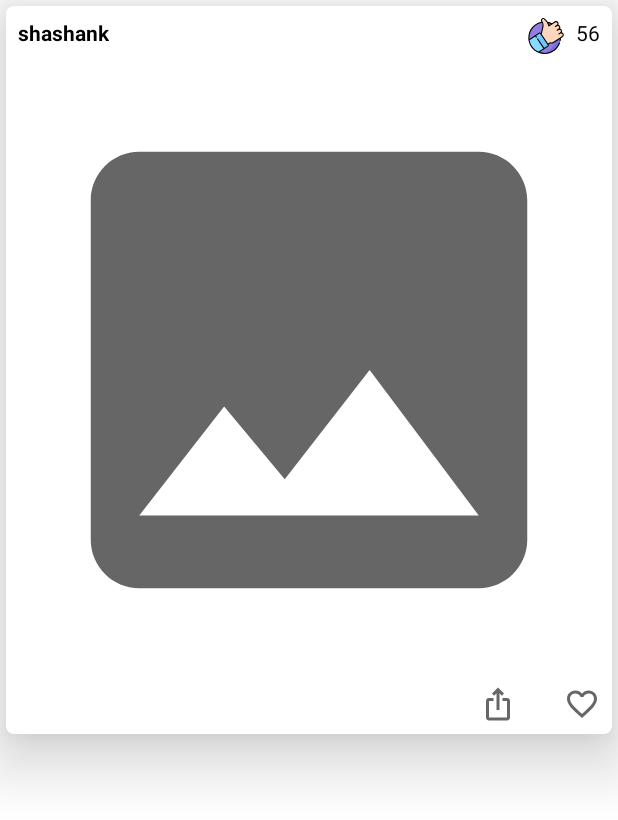
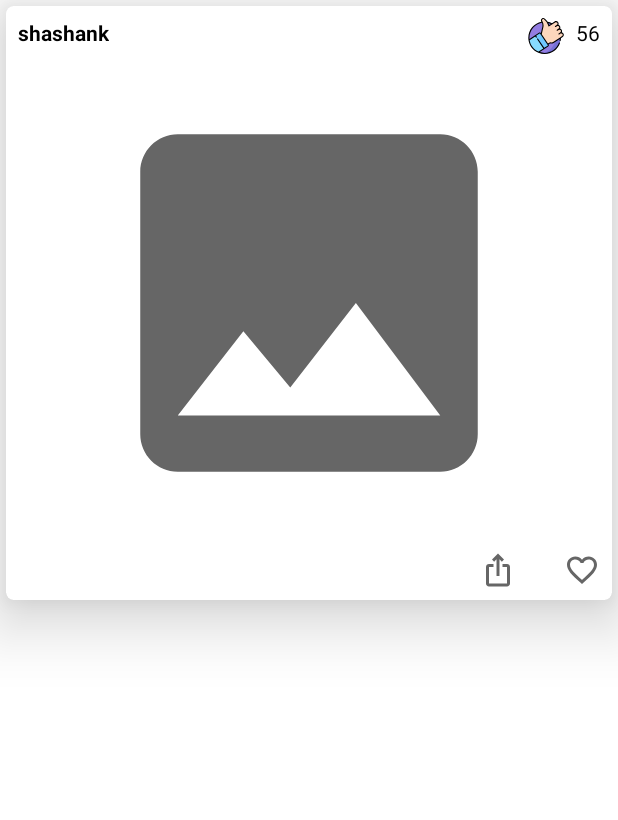
Before and after one commit to shashank5013/MeyMeys, an Android app: the layout list_item.xml on its own in the app's theme, with its tools: preview values and no code run, on a phone screen of 412 x 824 dp. Shown: the top 820 px of the screen. Run offline under Robolectric (Android 15) with nearby library versions, the phone set to English and light mode, and no system bars.

Commit message:
Recycler view state issue fixed

```diff
--- a/app/src/main/java/com/example/android/meymeys/adapter/MemeListAdapter.kt
+++ b/app/src/main/java/com/example/android/meymeys/adapter/MemeListAdapter.kt
@@ -17,7 +17,7 @@ class MemeListAdapter(private val listener: MemeClickListener) : RecyclerView.Ad
      */
     val differ=AsyncListDiffer(this,object : DiffUtil.ItemCallback<Meme>(){
         override fun areItemsTheSame(oldItem: Meme, newItem: Meme): Boolean {
-            return oldItem.postLink==newItem.postLink
+            return oldItem.url==newItem.url
         }
 
         override fun areContentsTheSame(oldItem: Meme, newItem: Meme): Boolean {
@@ -31,10 +31,11 @@ class MemeListAdapter(private val listener: MemeClickListener) : RecyclerView.Ad
         fun bind(meme:Meme,listener: MemeClickListener){
             binding.apply {
                 this.meme=meme
-                executePendingBindings()
+
                 this.memeImage.setOnClickListener {
                     listener.onclickImage(meme,this.memeImage)
                 }
+                executePendingBindings()
             }
         }
 
@@ -57,6 +58,7 @@ class MemeListAdapter(private val listener: MemeClickListener) : RecyclerView.Ad
     override fun getItemCount()=differ.currentList.size
 
 
+
 }
 interface MemeClickListener{
     fun onclickImage(meme: Meme,imageView:ImageView)
--- a/app/src/main/res/layout/fragment_detail.xml
+++ b/app/src/main/res/layout/fragment_detail.xml
@@ -22,10 +22,10 @@
             android:layout_height="wrap_content"
             android:scaleType="fitCenter"
             android:adjustViewBounds="true"
+            android:transitionName="@{meme.url}"
             app:layout_constraintBottom_toBottomOf="parent"
             app:layout_constraintEnd_toEndOf="parent"
             app:layout_constraintStart_toStartOf="parent"
-            android:transitionName="@{meme.url}"
             app:layout_constraintTop_toTopOf="parent"
             tools:src="@tools:sample/backgrounds/scenic" />
     </androidx.constraintlayout.widget.ConstraintLayout>
--- a/app/src/main/res/layout/fragment_home.xml
+++ b/app/src/main/res/layout/fragment_home.xml
@@ -19,12 +19,12 @@
             android:layout_width="match_parent"
             android:layout_height="match_parent"
             android:layout_margin="4dp"
-            app:layoutManager="androidx.recyclerview.widget.GridLayoutManager"
+            app:layoutManager="androidx.recyclerview.widget.StaggeredGridLayoutManager"
+            app:spanCount="2"
             app:layout_constraintBottom_toBottomOf="parent"
             app:layout_constraintEnd_toEndOf="parent"
             app:layout_constraintStart_toStartOf="parent"
             app:layout_constraintTop_toTopOf="parent"
-            app:spanCount="2"
             tools:listitem="@layout/list_item" />
 
         <ProgressBar
--- a/app/src/main/res/layout/list_item.xml
+++ b/app/src/main/res/layout/list_item.xml
@@ -39,6 +39,8 @@
                android:id="@+id/memeImage"
                android:layout_width="match_parent"
                android:layout_height="wrap_content"
+               android:minHeight="200dp"
+               android:maxHeight="300dp"
                android:layout_marginStart="8dp"
                android:layout_marginEnd="8dp"
                android:adjustViewBounds="true"
```
Also changed, not shown: app/src/main/java/com/example/android/meymeys/ui/HomeFragment.kt (+8 -0 lines).
